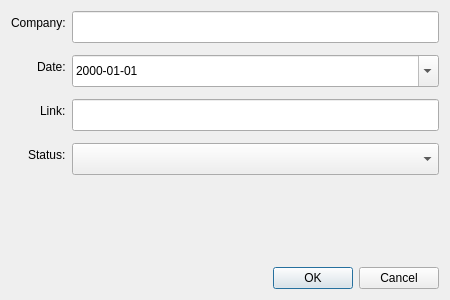
First picture: the form in JobTracker/application_dialog.ui, repository SStyles93/PythonProjects, before the edit.
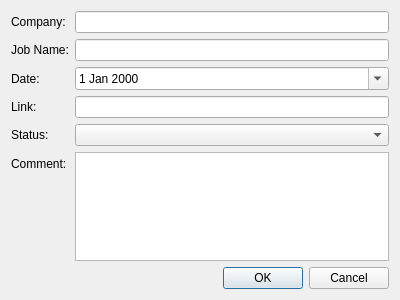
Second picture: the form after the edit.

```diff
--- a/JobTracker/application_dialog.ui
+++ b/JobTracker/application_dialog.ui
@@ -6,7 +6,7 @@
    <rect>
     <x>0</x>
     <y>0</y>
-    <width>450</width>
+    <width>400</width>
     <height>300</height>
    </rect>
   </property>
@@ -16,17 +16,6 @@
   <layout class="QVBoxLayout" name="verticalLayout">
    <item>
     <layout class="QFormLayout" name="formLayout">
-     <property name="labelAlignment">
-      <set>Qt::AlignRight</set>
-     </property>
-     <property name="formAlignment">
-      <set>Qt::AlignTop</set>
-     </property>
-     <property name="verticalSpacing">
-      <number>12</number>
-     </property>
-     
-     <!-- Company -->
      <item row="0" column="0">
       <widget class="QLabel" name="labelCompany">
        <property name="text">
@@ -35,78 +24,68 @@
       </widget>
      </item>
      <item row="0" column="1">
-      <widget class="QLineEdit" name="company_input">
-       <property name="minimumSize">
-        <size>
-         <width>0</width>
-         <height>32</height>
-        </size>
-       </property>
-      </widget>
+          <widget class="QLineEdit" name="company_input"/>
      </item>
 
      <!-- Date -->
      <item row="1" column="0">
+          <widget class="QLabel" name="labelJobName">
+            <property name="text">
+              <string>Job Name:</string>
+            </property>
+          </widget>
+        </item>
+        <item row="1" column="1">
+          <widget class="QLineEdit" name="jobName_input"/>
+        </item>
+
+        <item row="2" column="0">
       <widget class="QLabel" name="labelDate">
        <property name="text">
         <string>Date:</string>
        </property>
       </widget>
      </item>
-     <item row="1" column="1">
+        <item row="2" column="1">
       <widget class="QDateEdit" name="date_input">
        <property name="calendarPopup">
         <bool>true</bool>
        </property>
-       <property name="minimumSize">
-        <size>
-         <width>0</width>
-         <height>32</height>
-        </size>
-       </property>
-       <property name="displayFormat">
-        <string>yyyy-MM-dd</string>
-       </property>
       </widget>
      </item>
 
-     <!-- Link -->
-     <item row="2" column="0">
+        <item row="3" column="0">
       <widget class="QLabel" name="labelLink">
        <property name="text">
         <string>Link:</string>
        </property>
       </widget>
      </item>
-     <item row="2" column="1">
-      <widget class="QLineEdit" name="link_input">
-       <property name="minimumSize">
-        <size>
-         <width>0</width>
-         <height>32</height>
-        </size>
-       </property>
-      </widget>
+        <item row="3" column="1">
+          <widget class="QLineEdit" name="link_input"/>
      </item>
 
-     <!-- Status -->
-     <item row="3" column="0">
+        <item row="4" column="0">
       <widget class="QLabel" name="labelStatus">
        <property name="text">
         <string>Status:</string>
        </property>
       </widget>
      </item>
-     <item row="3" column="1">
-      <widget class="QComboBox" name="status_input">
-       <property name="minimumSize">
-        <size>
-         <width>0</width>
-         <height>32</height>
-        </size>
+        <item row="4" column="1">
+          <widget class="QComboBox" name="status_input"/>
+        </item>
+
+        <item row="5" column="0">
+          <widget class="QLabel" name="labelComment">
+            <property name="text">
+              <string>Comment:</string>
        </property>
       </widget>
      </item>
+        <item row="5" column="1">
+          <widget class="QTextEdit" name="comment_input"/>
+        </item>
 
     </layout>
    </item>
@@ -114,9 +93,6 @@
    <!-- Dialog Buttons -->
    <item>
     <widget class="QDialogButtonBox" name="buttonBox">
-     <property name="orientation">
-      <enum>Qt::Horizontal</enum>
-     </property>
      <property name="standardButtons">
       <set>QDialogButtonBox::Ok|QDialogButtonBox::Cancel</set>
      </property>
```
Left out of the diff: 3 changed lines with no effect on the pictures. Lines whose indentation alone changed are shown as unchanged.
